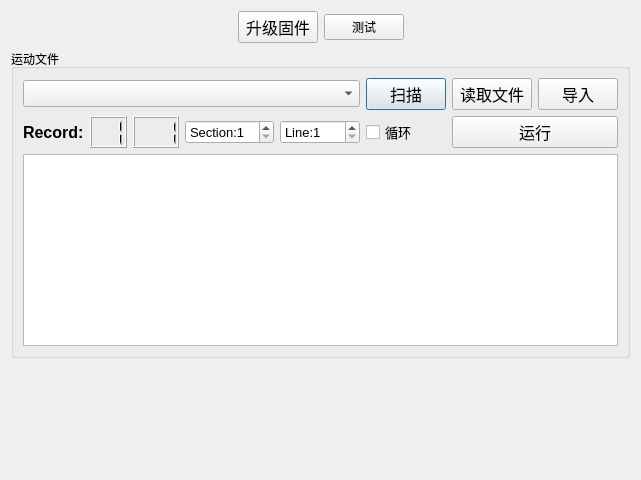
Above: source/device/MegaRoboMRHT_SDK/example/QtGUI/dialog/TestPanelDialog.ui from ww4u/mct-t4 before the change. Below: the same form after it.
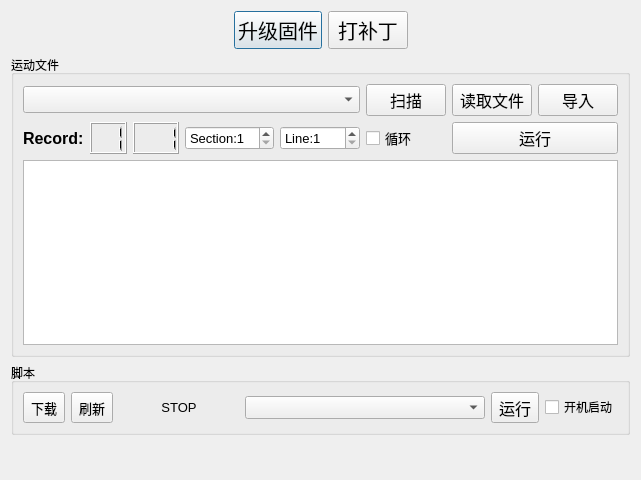
That is the form after the change.

```diff
--- a/source/device/MegaRoboMRHT_SDK/example/QtGUI/dialog/TestPanelDialog.ui
+++ b/source/device/MegaRoboMRHT_SDK/example/QtGUI/dialog/TestPanelDialog.ui
@@ -14,6 +14,59 @@
    <string>测试面板</string>
   </property>
   <layout class="QGridLayout" name="gridLayout">
+   <item row="0" column="0">
+    <spacer name="horizontalSpacer_2">
+     <property name="orientation">
+      <enum>Qt::Horizontal</enum>
+     </property>
+     <property name="sizeHint" stdset="0">
+      <size>
+       <width>40</width>
+       <height>20</height>
+      </size>
+     </property>
+    </spacer>
+   </item>
+   <item row="0" column="3">
+    <spacer name="horizontalSpacer">
+     <property name="orientation">
+      <enum>Qt::Horizontal</enum>
+     </property>
+     <property name="sizeHint" stdset="0">
+      <size>
+       <width>40</width>
+       <height>20</height>
+      </size>
+     </property>
+    </spacer>
+   </item>
+   <item row="0" column="1">
+    <widget class="QPushButton" name="pushButton_updateFirmware">
+     <property name="font">
+      <font>
+       <pointsize>15</pointsize>
+      </font>
+     </property>
+     <property name="statusTip">
+      <string>给MRH-T升级固件</string>
+     </property>
+     <property name="text">
+      <string>升级固件</string>
+     </property>
+    </widget>
+   </item>
+   <item row="0" column="2">
+    <widget class="QPushButton" name="pushButton_system_patch">
+     <property name="font">
+      <font>
+       <pointsize>15</pointsize>
+      </font>
+     </property>
+     <property name="text">
+      <string>打补丁</string>
+     </property>
+    </widget>
+   </item>
    <item row="1" column="0" colspan="4">
     <widget class="QGroupBox" name="groupBox">
      <property name="title">
@@ -227,35 +280,7 @@
      </layout>
     </widget>
    </item>
-   <item row="0" column="3">
-    <spacer name="horizontalSpacer">
-     <property name="orientation">
-      <enum>Qt::Horizontal</enum>
-     </property>
-     <property name="sizeHint" stdset="0">
-      <size>
-       <width>40</width>
-       <height>20</height>
-      </size>
-     </property>
-    </spacer>
-   </item>
-   <item row="0" column="1">
-    <widget class="QPushButton" name="pushButton_updateFirmware">
-     <property name="font">
-      <font>
-       <pointsize>12</pointsize>
-      </font>
-     </property>
-     <property name="statusTip">
-      <string>给MRH-T升级固件</string>
-     </property>
-     <property name="text">
-      <string>升级固件</string>
-     </property>
-    </widget>
-   </item>
-   <item row="4" column="0" colspan="4">
+   <item row="4" column="0">
     <spacer name="verticalSpacer">
      <property name="orientation">
       <enum>Qt::Vertical</enum>
@@ -268,24 +293,120 @@
      </property>
     </spacer>
    </item>
-   <item row="0" column="0">
-    <spacer name="horizontalSpacer_2">
-     <property name="orientation">
-      <enum>Qt::Horizontal</enum>
+   <item row="2" column="0" colspan="4">
+    <widget class="QGroupBox" name="groupBox_script">
+     <property name="title">
+      <string>脚本</string>
      </property>
-     <property name="sizeHint" stdset="0">
-      <size>
-       <width>40</width>
-       <height>20</height>
-      </size>
-     </property>
-    </spacer>
-   </item>
-   <item row="0" column="2">
-    <widget class="QPushButton" name="pushButton_test">
-     <property name="text">
-      <string>测试</string>
-     </property>
+     <layout class="QGridLayout" name="gridLayout_3">
+      <item row="0" column="0">
+       <layout class="QHBoxLayout" name="horizontalLayout">
+        <item>
+         <widget class="QToolButton" name="toolButton_script_download">
+          <property name="sizePolicy">
+           <sizepolicy hsizetype="Fixed" vsizetype="Preferred">
+            <horstretch>0</horstretch>
+            <verstretch>0</verstretch>
+           </sizepolicy>
+          </property>
+          <property name="font">
+           <font>
+            <pointsize>10</pointsize>
+           </font>
+          </property>
+          <property name="text">
+           <string>下载</string>
+          </property>
+         </widget>
+        </item>
+        <item>
+         <widget class="QToolButton" name="toolButton_script_update">
+          <property name="sizePolicy">
+           <sizepolicy hsizetype="Fixed" vsizetype="Preferred">
+            <horstretch>0</horstretch>
+            <verstretch>0</verstretch>
+           </sizepolicy>
+          </property>
+          <property name="font">
+           <font>
+            <pointsize>10</pointsize>
+           </font>
+          </property>
+          <property name="text">
+           <string>刷新</string>
+          </property>
+         </widget>
+        </item>
+        <item>
+         <widget class="QLabel" name="label_script_running_status">
+          <property name="maximumSize">
+           <size>
+            <width>120</width>
+            <height>16777215</height>
+           </size>
+          </property>
+          <property name="font">
+           <font>
+            <pointsize>10</pointsize>
+           </font>
+          </property>
+          <property name="text">
+           <string>STOP</string>
+          </property>
+          <property name="alignment">
+           <set>Qt::AlignCenter</set>
+          </property>
+         </widget>
+        </item>
+        <item>
+         <widget class="QComboBox" name="comboBox_script_filelist">
+          <property name="minimumSize">
+           <size>
+            <width>150</width>
+            <height>0</height>
+           </size>
+          </property>
+          <property name="font">
+           <font>
+            <pointsize>10</pointsize>
+           </font>
+          </property>
+         </widget>
+        </item>
+        <item>
+         <widget class="QToolButton" name="toolButton_scriptStartStop">
+          <property name="sizePolicy">
+           <sizepolicy hsizetype="Fixed" vsizetype="Fixed">
+            <horstretch>0</horstretch>
+            <verstretch>0</verstretch>
+           </sizepolicy>
+          </property>
+          <property name="font">
+           <font>
+            <pointsize>12</pointsize>
+           </font>
+          </property>
+          <property name="text">
+           <string>运行</string>
+          </property>
+         </widget>
+        </item>
+        <item>
+         <widget class="QCheckBox" name="checkBox_script_boot">
+          <property name="sizePolicy">
+           <sizepolicy hsizetype="Fixed" vsizetype="Fixed">
+            <horstretch>0</horstretch>
+            <verstretch>0</verstretch>
+           </sizepolicy>
+          </property>
+          <property name="text">
+           <string>开机启动</string>
+          </property>
+         </widget>
+        </item>
+       </layout>
+      </item>
+     </layout>
     </widget>
    </item>
   </layout>
```
Left out of the diff: 2 changed lines with no effect on the pictures.
